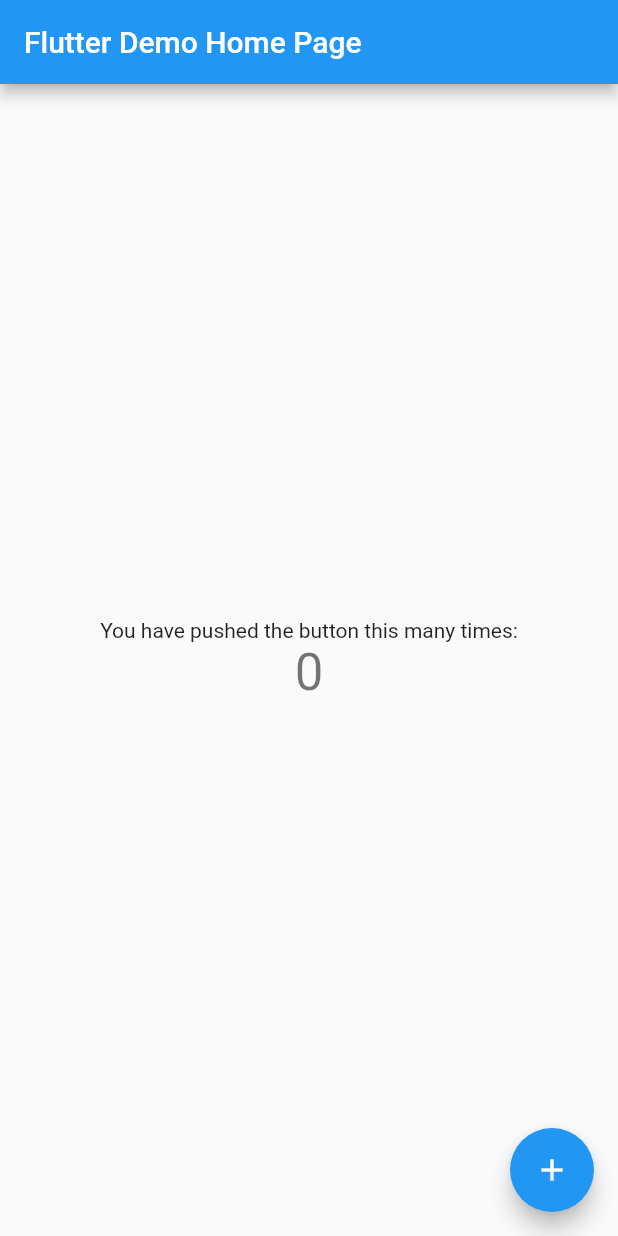
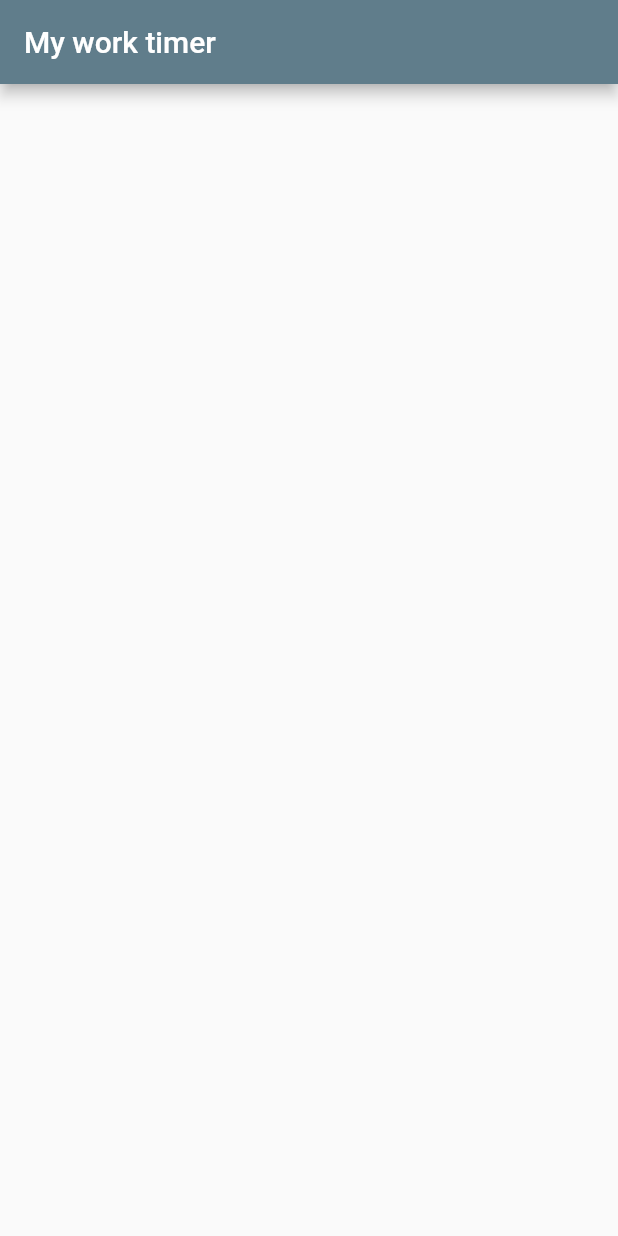
Before and after one commit to gurkay/my_listening_time, a Flutter app: the screen it shows after launch, on a phone screen of 412 x 824 dp. Run offline on Flutter 3.47's test engine with Material 2 defaults, Android fonts, the phone set to English and light mode, and no system bars.

Commit message:
new codes

```diff
--- a/lib/main.dart
+++ b/lib/main.dart
@@ -7,109 +7,33 @@
 class MyApp extends StatelessWidget {
   const MyApp({Key? key}) : super(key: key);
 
-  // This widget is the root of your application.
   @override
   Widget build(BuildContext context) {
     return MaterialApp(
       title: 'Flutter Demo',
+      debugShowCheckedModeBanner: false,
       theme: ThemeData(
-        // This is the theme of your application.
-        //
-        // Try running your application with "flutter run". You'll see the
-        // application has a blue toolbar. Then, without quitting the app, try
-        // changing the primarySwatch below to Colors.green and then invoke
-        // "hot reload" (press "r" in the console where you ran "flutter run",
-        // or simply save your changes to "hot reload" in a Flutter IDE).
-        // Notice that the counter didn't reset back to zero; the application
-        // is not restarted.
-        primarySwatch: Colors.blue,
+        primarySwatch: Colors.blueGrey,
       ),
-      home: const MyHomePage(title: 'Flutter Demo Home Page'),
+      home: const TimerHomePage(),
     );
   }
 }
 
-class MyHomePage extends StatefulWidget {
-  const MyHomePage({Key? key, required this.title}) : super(key: key);
-
-  // This widget is the home page of your application. It is stateful, meaning
-  // that it has a State object (defined below) that contains fields that affect
-  // how it looks.
-
-  // This class is the configuration for the state. It holds the values (in this
-  // case the title) provided by the parent (in this case the App widget) and
-  // used by the build method of the State. Fields in a Widget subclass are
-  // always marked "final".
-
-  final String title;
-
-  @override
-  State<MyHomePage> createState() => _MyHomePageState();
-}
-
-class _MyHomePageState extends State<MyHomePage> {
-  int _counter = 0;
-
-  void _incrementCounter() {
-    setState(() {
-      // This call to setState tells the Flutter framework that something has
-      // changed in this State, which causes it to rerun the build method below
-      // so that the display can reflect the updated values. If we changed
-      // _counter without calling setState(), then the build method would not be
-      // called again, and so nothing would appear to happen.
-      _counter++;
-    });
-  }
+class TimerHomePage extends StatelessWidget {
+  const TimerHomePage({Key? key}) : super(key: key);
 
   @override
   Widget build(BuildContext context) {
-    // This method is rerun every time setState is called, for instance as done
-    // by the _incrementCounter method above.
-    //
-    // The Flutter framework has been optimized to make rerunning build methods
-    // fast, so that you can just rebuild anything that needs updating rather
-    // than having to individually change instances of widgets.
     return Scaffold(
       appBar: AppBar(
-        // Here we take the value from the MyHomePage object that was created by
-        // the App.build method, and use it to set our appbar title.
-        title: Text(widget.title),
+        title: const Text('My work timer'),
       ),
       body: Center(
-        // Center is a layout widget. It takes a single child and positions it
-        // in the middle of the parent.
         child: Column(
-          // Column is also a layout widget. It takes a list of children and
-          // arranges them vertically. By default, it sizes itself to fit its
-          // children horizontally, and tries to be as tall as its parent.
-          //
-          // Invoke "debug painting" (press "p" in the console, choose the
-          // "Toggle Debug Paint" action from the Flutter Inspector in Android
-          // Studio, or the "Toggle Debug Paint" command in Visual Studio Code)
-          // to see the wireframe for each widget.
-          //
-          // Column has various properties to control how it sizes itself and
-          // how it positions its children. Here we use mainAxisAlignment to
-          // center the children vertically; the main axis here is the vertical
-          // axis because Columns are vertical (the cross axis would be
-          // horizontal).
-          mainAxisAlignment: MainAxisAlignment.center,
-          children: <Widget>[
-            const Text(
-              'You have pushed the button this many times:',
-            ),
-            Text(
-              '$_counter',
-              style: Theme.of(context).textTheme.headline4,
-            ),
-          ],
+          children: [],
         ),
       ),
-      floatingActionButton: FloatingActionButton(
-        onPressed: _incrementCounter,
-        tooltip: 'Increment',
-        child: const Icon(Icons.add),
-      ), // This trailing comma makes auto-formatting nicer for build methods.
     );
   }
 }
```
Also changed, not shown: lib/widgets/productivity_button.dart (added, +30 -0 lines), lib/widgets/settings_button.dart (added, +38 -0 lines).
